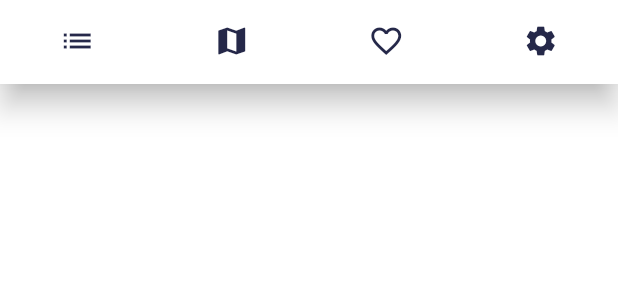
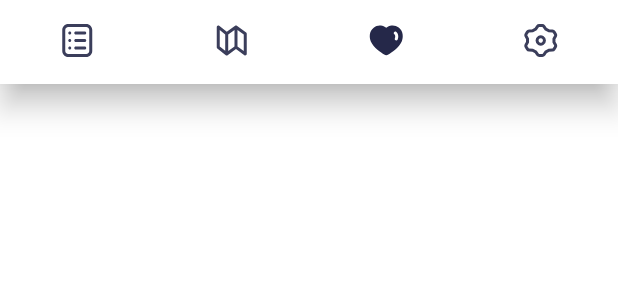
Before and after one commit to gommu/surf-flutter-dkharlap, a Flutter app: the CustomBottomNavigationBar widget shown alone on an empty page, opened directly, on a phone screen of 412 x 824 dp. Shown: the top 300 px of the screen. Run offline on Flutter 3.47's test engine with Material 2 defaults, Android fonts, the phone set to English and light mode, and no system bars; our stand-ins replace flutter_svg; network calls fail.

Commit message:
Task 5.2.1

```diff
--- a/lib/ui/widgets/custom_bottom_navigation_bar.dart
+++ b/lib/ui/widgets/custom_bottom_navigation_bar.dart
@@ -1,4 +1,5 @@
 import 'package:flutter/material.dart';
+import 'package:flutter_svg/flutter_svg.dart';
 
 class CustomBottomNavigationBar extends StatefulWidget {
   @override
@@ -12,6 +13,7 @@ class _CustomBottomNavigationBarState extends State<CustomBottomNavigationBar> {
   void _onItemTapped(int index) {
     setState(() {
       _selectedIndex = index;
+      print('BottomNavBar item pressed');
     });
   }
 
@@ -28,21 +30,37 @@ class _CustomBottomNavigationBarState extends State<CustomBottomNavigationBar> {
       child: BottomNavigationBar(
         showSelectedLabels: false,
         showUnselectedLabels: false,
-        items: const <BottomNavigationBarItem>[
+        items: <BottomNavigationBarItem>[
           BottomNavigationBarItem(
-            icon: Icon(Icons.list),
+            icon: SvgPicture.asset(
+              'res/images/icons/List.svg',
+              height: 24.0,
+              width: 24.0,
+            ),
             label: 'List',
           ),
           BottomNavigationBarItem(
-            icon: Icon(Icons.map),
+            icon: SvgPicture.asset(
+              'res/images/icons/Map.svg',
+              height: 24.0,
+              width: 24.0,
+            ),
             label: 'Map',
           ),
           BottomNavigationBarItem(
-            icon: Icon(Icons.favorite_border),
+            icon: SvgPicture.asset(
+              'res/images/icons/Heart Full.svg',
+              height: 24.0,
+              width: 24.0,
+            ),
             label: 'Favorite',
           ),
           BottomNavigationBarItem(
-            icon: Icon(Icons.settings),
+            icon: SvgPicture.asset(
+              'res/images/icons/Settings.svg',
+              height: 24.0,
+              width: 24.0,
+            ),
             label: 'Settings',
           ),
         ],
--- a/pubspec.yaml
+++ b/pubspec.yaml
@@ -25,6 +25,7 @@ flutter:
 
   assets:
     - res/
+    - res/images/icons/
   fonts:
     - family: Roboto
       fonts:
```
Also changed, not shown: lib/ui/screen/res/button_styles.dart (added, +42 -0 lines), lib/ui/screen/sight_details.dart (+49 -57 lines), lib/ui/widgets/base_sight_card.dart (+57 -27 lines), res/images/icons/Arrow.svg (added), res/images/icons/Calendar.svg (added), res/images/icons/Close.svg (added), res/images/icons/GO.svg (added), res/images/icons/Heart Full.svg (added), res/images/icons/Heart.svg (added), res/images/icons/List.svg (added), res/images/icons/Map.svg (added), res/images/icons/Settings.svg (added), res/images/icons/Share.svg (added), 2 other files.
